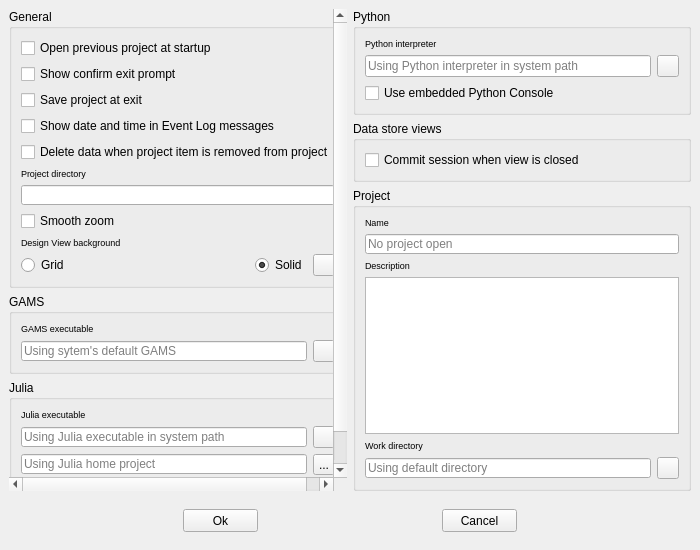
First picture: the form in spinetoolbox/ui/settings.ui, repository spine-tools/Spine-Toolbox, before the edit.
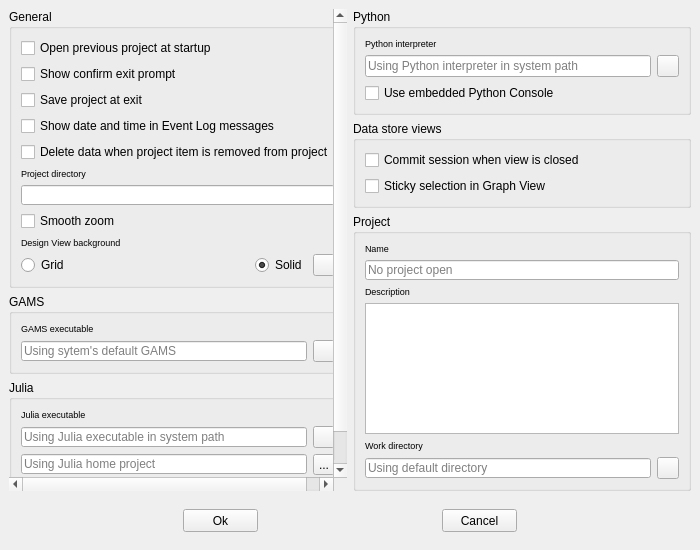
Second picture: the form after the edit. Icons and pictures are not drawn.

Commit message:
Graph View Object tree item clicking behaviour can now be selected in Settings
Proposed enhancement regarding Issue #367

Patch:
```diff
--- a/spinetoolbox/ui/settings.ui
+++ b/spinetoolbox/ui/settings.ui
@@ -609,6 +609,12 @@
            <verstretch>0</verstretch>
           </sizepolicy>
          </property>
+         <property name="minimumSize">
+          <size>
+           <width>0</width>
+           <height>75</height>
+          </size>
+         </property>
          <property name="maximumSize">
           <size>
            <width>16777215</width>
@@ -635,6 +641,16 @@
             </property>
            </widget>
           </item>
+          <item>
+           <widget class="QCheckBox" name="checkBox_graph_view_sticky_selection">
+            <property name="toolTip">
+             <string>&lt;html&gt;&lt;head/&gt;&lt;body&gt;&lt;p&gt;Controls how selecting items in Graph View's Object tree &lt;span style=&quot; font-weight:600;&quot;&gt;using the left mouse button&lt;/span&gt; works. &lt;/p&gt;&lt;p&gt;When unchecked [default], Single selection is enabled. Pressing the Ctrl-button down enables multiple selection.&lt;/p&gt;&lt;p&gt;When checked, Multiple selection is enabled. Pressing the Ctrl-button down enables single selection.&lt;/p&gt;&lt;/body&gt;&lt;/html&gt;</string>
+            </property>
+            <property name="text">
+             <string>Sticky selection in Graph View</string>
+            </property>
+           </widget>
+          </item>
          </layout>
         </widget>
        </item>
@@ -649,7 +665,7 @@
          <property name="minimumSize">
           <size>
            <width>250</width>
-           <height>300</height>
+           <height>150</height>
           </size>
          </property>
          <property name="title">
@@ -739,7 +755,7 @@
 &lt;html&gt;&lt;head&gt;&lt;meta name=&quot;qrichtext&quot; content=&quot;1&quot; /&gt;&lt;style type=&quot;text/css&quot;&gt;
 p, li { white-space: pre-wrap; }
 &lt;/style&gt;&lt;/head&gt;&lt;body style=&quot; font-family:'MS Shell Dlg 2'; font-size:8.25pt; font-weight:400; font-style:normal;&quot;&gt;
-&lt;p style=&quot;-qt-paragraph-type:empty; margin-top:0px; margin-bottom:0px; margin-left:0px; margin-right:0px; -qt-block-indent:0; text-indent:0px; font-family:'MS Shell Dlg 2';&quot;&gt;&lt;br /&gt;&lt;/p&gt;&lt;/body&gt;&lt;/html&gt;</string>
+&lt;p style=&quot;-qt-paragraph-type:empty; margin-top:0px; margin-bottom:0px; margin-left:0px; margin-right:0px; -qt-block-indent:0; text-indent:0px;&quot;&gt;&lt;br /&gt;&lt;/p&gt;&lt;/body&gt;&lt;/html&gt;</string>
             </property>
             <property name="acceptRichText">
              <bool>false</bool>
```
Left out of the diff: 7 changed lines with no effect on the pictures. The commit also changes 12 other files.
